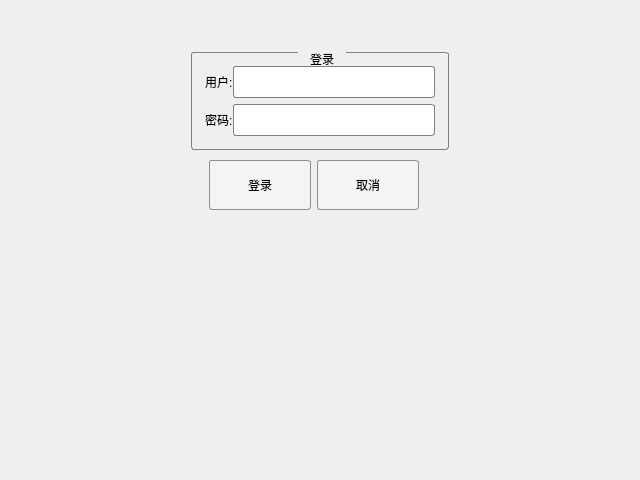
First picture: the form in Demo/deloginwidget.ui, repository 13438120136/XDemo, before the edit.
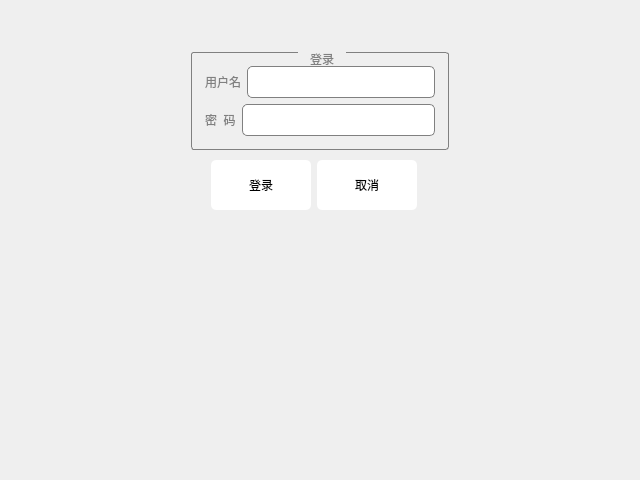
Second picture: the form after the edit. Custom widgets are drawn as their Qt base class.

What changed in the file:
```diff
--- a/Demo/deloginwidget.ui
+++ b/Demo/deloginwidget.ui
@@ -32,7 +32,7 @@
          <string notr="true">QLineEdit
 {
 border:1px solid gray;
-border-radius:3px;
+border-radius:5px;
 min-height:30px;
 font: 16pt &quot;新宋体&quot;;
 }
@@ -40,6 +40,7 @@
 QLabel
 {
 font: 14pt &quot;新宋体&quot;;
+color:gray;
 }
 
 QGroupBox {
@@ -48,6 +49,7 @@
      margin-top: 2ex; /* leave space at the top for the title */
      padding: 10px;
      font: 12pt &quot;新宋体&quot;;
+color:gray;
  }
 
  QGroupBox::title {
@@ -60,10 +62,10 @@
 
 QPushButton {
     
-	font: 16pt &quot;新宋体&quot;;
+	font: bold 16pt &quot;新宋体&quot;;
 	background-color: rgb(244, 244, 244);
-    border: 1px solid #8f8f91;
-    border-radius: 3px;
+    border: 0px solid #8f8f91;
+    border-radius: 5px;
     min-width: 100px;
     min-height: 38px;
  }
@@ -72,6 +74,18 @@
 	background-color: rgb(255, 255, 255);
  }
 
+QPushButton::focus
+{
+    color: rgb(254, 255, 253);
+    background-color: rgb(66, 189, 170);
+}
+
+QPushButton::!focus
+{    
+	color: rgb(0, 0, 0);
+    background-color: rgb(255, 255, 255);
+}
+
 </string>
         </property>
         <layout class="QGridLayout" name="gridLayout_7">
@@ -111,8 +125,8 @@
              <widget class="QPushButton" name="okBtn">
               <property name="maximumSize">
                <size>
-                <width>282</width>
-                <height>182</height>
+                <width>280</width>
+                <height>180</height>
                </size>
               </property>
               <property name="text">
@@ -124,8 +138,8 @@
              <widget class="QPushButton" name="cancelBtn">
               <property name="maximumSize">
                <size>
-                <width>282</width>
-                <height>182</height>
+                <width>280</width>
+                <height>180</height>
                </size>
               </property>
               <property name="text">
@@ -166,8 +180,8 @@
                </property>
                <item row="0" column="0">
                 <layout class="QGridLayout" name="gridLayout">
-                 <property name="horizontalSpacing">
-                  <number>0</number>
+                 <property name="spacing">
+                  <number>6</number>
                  </property>
                  <item row="0" column="0">
                   <widget class="QLabel" name="label">
@@ -178,7 +192,7 @@
                     </size>
                    </property>
                    <property name="text">
-                    <string>用户:</string>
+                    <string>用户名</string>
                    </property>
                   </widget>
                  </item>
@@ -194,7 +208,7 @@
                <item row="1" column="0">
                 <layout class="QGridLayout" name="gridLayout_6">
                  <property name="horizontalSpacing">
-                  <number>0</number>
+                  <number>6</number>
                  </property>
                  <item row="0" column="0">
                   <widget class="QLabel" name="label_2">
@@ -205,7 +219,7 @@
                     </size>
                    </property>
                    <property name="text">
-                    <string>密码:</string>
+                    <string>密  码</string>
                    </property>
                   </widget>
                  </item>
```
Left out of the diff: 3 changed lines with no effect on the pictures.
